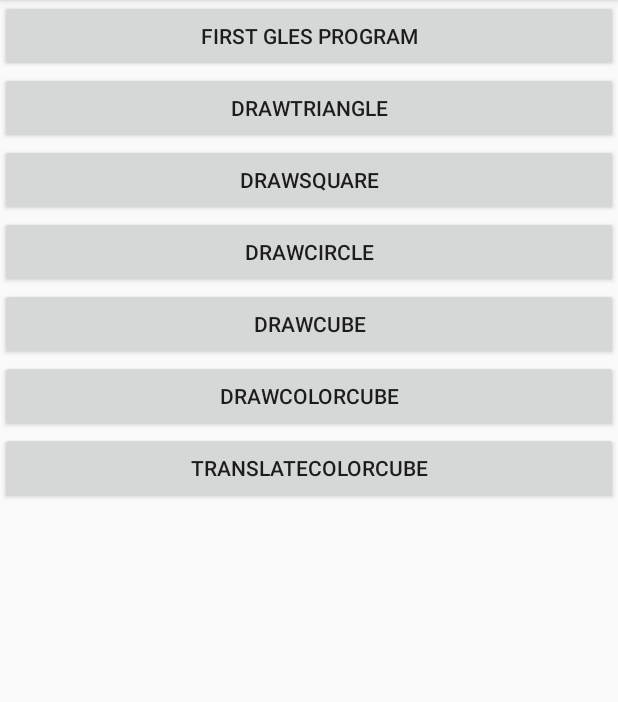
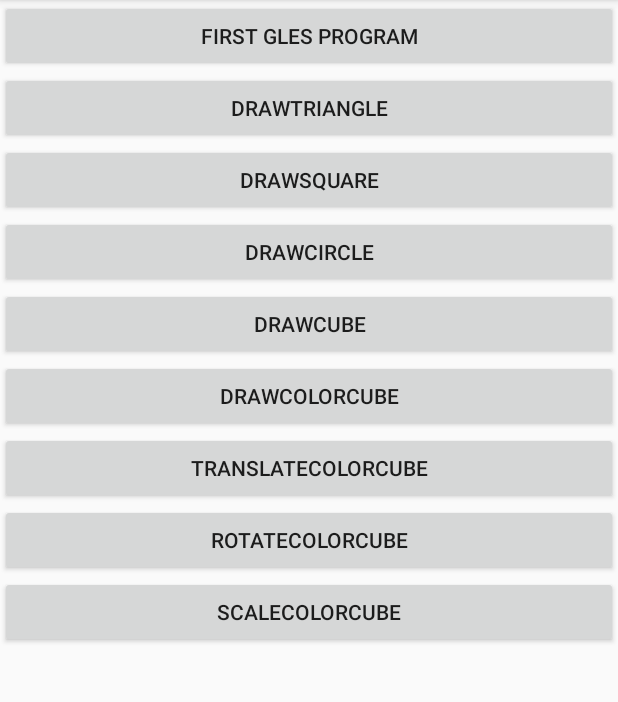
Before and after one commit to lvHiei/OpenGLESTest, an Android app: the screen it shows after launch (MainActivity), on a phone screen of 412 x 824 dp, the part 84-786 px from its top. Run offline under Robolectric (Android 15) with nearby library versions, the phone set to English and light mode, and no system bars.

Commit message:
add rotate&scale cube

```diff
--- a/app/src/main/java/com/lvhiei/openglestest/MainActivity.java
+++ b/app/src/main/java/com/lvhiei/openglestest/MainActivity.java
@@ -48,6 +48,8 @@ public class MainActivity extends AppCompatActivity {
         findViewById(R.id.btn_drawCube).setOnClickListener(mListener);
         findViewById(R.id.btn_drawColorCube).setOnClickListener(mListener);
         findViewById(R.id.btn_translateColorCube).setOnClickListener(mListener);
+        findViewById(R.id.btn_rotateColorCube).setOnClickListener(mListener);
+        findViewById(R.id.btn_scaleColorCube).setOnClickListener(mListener);
     }
 
 
--- a/app/src/main/res/layout/activity_main.xml
+++ b/app/src/main/res/layout/activity_main.xml
@@ -66,6 +66,20 @@
                 android:layout_gravity="center"
                 android:text="translateColorCube"/>
 
+            <Button
+                android:id="@+id/btn_rotateColorCube"
+                android:layout_width="match_parent"
+                android:layout_height="wrap_content"
+                android:layout_gravity="center"
+                android:text="rotateColorCube"/>
+
+            <Button
+                android:id="@+id/btn_scaleColorCube"
+                android:layout_width="match_parent"
+                android:layout_height="wrap_content"
+                android:layout_gravity="center"
+                android:text="scaleColorCube"/>
+
         </LinearLayout>
 
     </ScrollView>
```
Also changed, not shown: app/src/main/java/com/lvhiei/openglestest/GLES20Activity.java (+28 -0 lines), app/src/main/java/com/lvhiei/openglestest/render/MatrixUtil.java (+37 -0 lines), app/src/main/java/com/lvhiei/openglestest/render/RotateCubeRender.java (added, +21 -0 lines), app/src/main/java/com/lvhiei/openglestest/render/ScaleCubeRender.java (added, +21 -0 lines).
